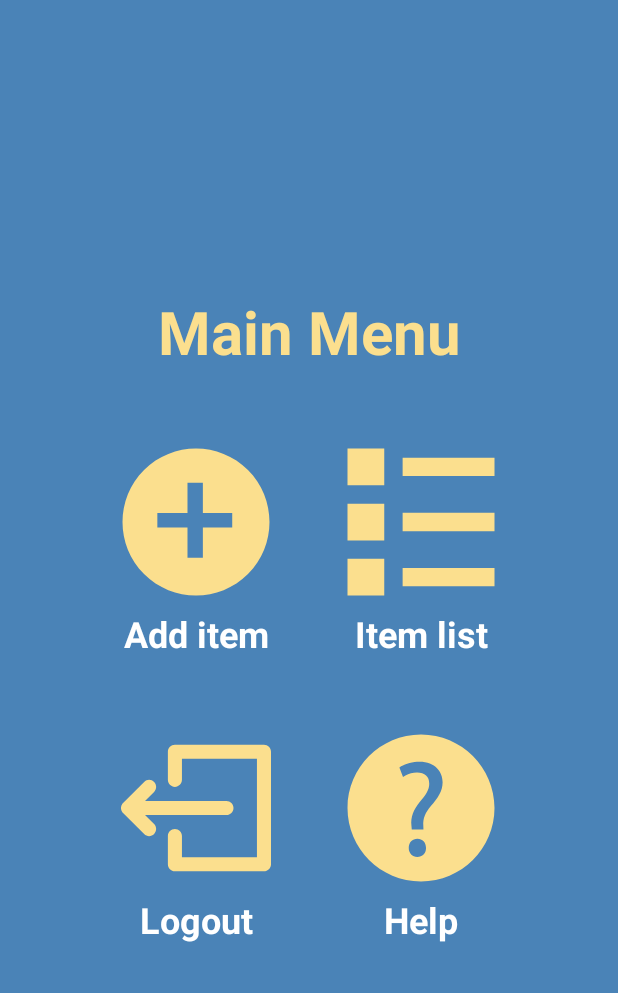
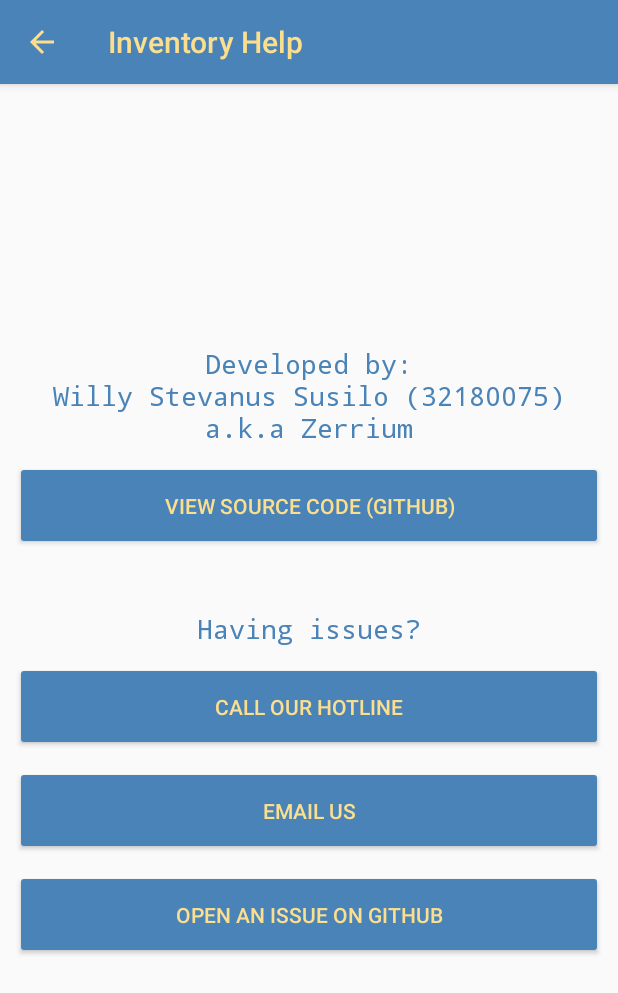
Before and after one commit to zerrium/Simple-Inventory-App, an Android app: the HomeActivity screen opened directly, with no data from a screen before it, after a tap on an icon or button, on a phone screen of 412 x 824 dp. Shown: the top 993 px of the screen. Run offline under Robolectric (Android 15) with nearby library versions, the phone set to English and light mode, and no system bars; Roboto replaces fonts that are not available here.

Commit message:
Added HelpActivity and fixed inconsistent theme (2)

```diff
--- /dev/null
+++ b/app/src/main/java/com/zerrium/uts/HelpActivity.java
@@ -0,0 +1,76 @@
+package com.zerrium.uts;
+
+import android.annotation.SuppressLint;
+import android.content.Intent;
+import android.net.Uri;
+import android.os.Bundle;
+import android.view.View;
+import android.widget.Button;
+import android.widget.Toast;
+
+import androidx.appcompat.app.AppCompatActivity;
+import androidx.appcompat.widget.Toolbar;
+
+public class HelpActivity extends AppCompatActivity implements View.OnClickListener{
+
+    private Button buttonGithub, buttonHotline, buttonEmail, buttonReport;
+
+    @Override
+    protected void onCreate(Bundle savedInstanceState) {
+        super.onCreate(savedInstanceState);
+        setContentView(R.layout.activity_help);
+        Toolbar toolbar = findViewById(R.id.toolbar1);
+        setSupportActionBar(toolbar);
+        toolbar.setNavigationIcon(R.drawable.ic_arrow_back);
+        toolbar.setNavigationOnClickListener(new View.OnClickListener() {
+            @Override
+            public void onClick(View view) {
+                finish();
+            }
+        });
+
+        buttonGithub = (Button) findViewById(R.id.buttonGithub);
+        buttonHotline = (Button) findViewById(R.id.buttonHotline);
+        buttonEmail = (Button) findViewById(R.id.buttonEmail);
+        buttonReport = (Button) findViewById(R.id.buttonReport);
+    }
+
+    @SuppressLint("ShowToast")
+    @Override
+    public void onClick(View view) {
+        switch (view.getId()){
+            case R.id.buttonGithub:
+                Intent h = new Intent(Intent.ACTION_VIEW);
+                h.setData(Uri.parse("https://github.com/zerrium/Simple-Inventory-App"));
+                startActivity(h);
+                break;
+
+            case R.id.buttonHotline:
+                String no = "081423532675";
+                Intent i = new Intent(Intent.ACTION_DIAL);
+                i.setData(Uri.fromParts("tel", no, null));
+                startActivity(i);
+                break;
+
+            case R.id.buttonEmail:
+                Intent j = new Intent(Intent.ACTION_SEND);
+                j.setType("text/plain");
+                j.putExtra(Intent.EXTRA_EMAIL, new String[]{"test@mail.com"});
+                j.putExtra(Intent.EXTRA_SUBJECT, "Inventory App - Help");
+                j.putExtra(Intent.EXTRA_TEXT, "Hello there, I have problem...");
+
+                try{
+                    startActivity(Intent.createChooser(j, "Choose..."));
+                } catch (Exception e) {
+                    Toast.makeText(HelpActivity.this, e.getMessage(), Toast.LENGTH_LONG);
+                }
+                break;
+
+            case R.id.buttonReport:
+                Intent k = new Intent(Intent.ACTION_VIEW);
+                k.setData(Uri.parse("https://github.com/zerrium/Simple-Inventory-App/issues"));
+                startActivity(k);
+                break;
+        }
+    }
+}
--- a/app/src/main/java/com/zerrium/uts/HomeActivity.java
+++ b/app/src/main/java/com/zerrium/uts/HomeActivity.java
@@ -141,7 +141,7 @@ public class HomeActivity extends AppCompatActivity implements View.OnClickListe
                 break;
 
             case R.id.buttonHelp:
-                //startActivity(new Intent(HomeActivity.this, HelpActivity.class));
+                startActivity(new Intent(HomeActivity.this, HelpActivity.class));
                 break;
         }
     }
--- a/app/src/main/java/com/zerrium/uts/ListActivity.java
+++ b/app/src/main/java/com/zerrium/uts/ListActivity.java
@@ -40,6 +40,13 @@ public class ListActivity extends AppCompatActivity {
         setContentView(R.layout.activity_list);
         Toolbar toolbar = findViewById(R.id.toolbar);
         setSupportActionBar(toolbar);
+        toolbar.setNavigationIcon(R.drawable.ic_arrow_back);
+        toolbar.setNavigationOnClickListener(new View.OnClickListener() {
+            @Override
+            public void onClick(View view) {
+                finish();
+            }
+        });
 
         sqlhelper = new SqliteHelper(getApplicationContext());
         recyclerView = (RecyclerView) findViewById(R.id.recyclerview1);
--- /dev/null
+++ b/app/src/main/res/drawable/ic_arrow_back.xml
@@ -0,0 +1,5 @@
+<vector android:height="24dp" android:tint="#FBDF8E"
+    android:viewportHeight="24" android:viewportWidth="24"
+    android:width="24dp" xmlns:android="http://schemas.android.com/apk/res/android">
+    <path android:fillColor="@android:color/white" android:pathData="M20,11H7.83l5.59,-5.59L12,4l-8,8 8,8 1.41,-1.41L7.83,13H20v-2z"/>
+</vector>
--- /dev/null
+++ b/app/src/main/res/layout-land/content_help.xml
@@ -0,0 +1,129 @@
+<?xml version="1.0" encoding="utf-8"?>
+<TableLayout xmlns:android="http://schemas.android.com/apk/res/android"
+    xmlns:app="http://schemas.android.com/apk/res-auto"
+    android:layout_width="match_parent"
+    android:layout_height="match_parent"
+    android:layout_gravity="center|center_horizontal|center_vertical"
+    android:stretchColumns="*"
+    android:gravity="center"
+    app:layout_behavior="@string/appbar_scrolling_view_behavior">
+
+    <Space
+        android:layout_width="match_parent"
+        android:layout_height="10dp" />
+
+    <TableRow
+        android:layout_width="match_parent"
+        android:layout_height="match_parent"
+        android:stretchColumns="*">
+
+        <LinearLayout
+            android:layout_width="match_parent"
+            android:layout_height="match_parent"
+            android:layout_gravity="center"
+            android:gravity="center"
+            android:orientation="vertical"
+            android:padding="20dp">
+
+            <TextView
+                android:id="@+id/textView8"
+                android:layout_width="match_parent"
+                android:layout_height="wrap_content"
+                android:fontFamily="monospace"
+                android:text="@string/developed_by_nwilly_stevanus_susilo_32180075_na_k_a_zerrium"
+                android:textAlignment="center"
+                android:textColor="@color/colorPrimary"
+                android:textSize="18sp" />
+
+            <LinearLayout
+                android:layout_width="wrap_content"
+                android:layout_height="wrap_content"
+                android:orientation="horizontal"
+                android:padding="10dp">
+
+                <Button
+                    android:id="@+id/buttonGithub"
+                    android:layout_width="match_parent"
+                    android:layout_height="wrap_content"
+                    android:backgroundTint="@color/colorPrimary"
+                    android:padding="20dp"
+                    android:text="@string/view_source_code_github"
+                    android:textColor="@color/colorAccent" />
+            </LinearLayout>
+        </LinearLayout>
+
+        <LinearLayout
+            android:layout_width="match_parent"
+            android:layout_height="match_parent"
+            android:layout_gravity="center"
+            android:gravity="center"
+            android:orientation="vertical"
+            android:padding="20dp">
+
+            <TextView
+                android:id="@+id/textView9"
+                android:layout_width="match_parent"
+                android:layout_height="wrap_content"
+                android:fontFamily="monospace"
+                android:text="@string/having_issues"
+                android:textAlignment="center"
+                android:textColor="@color/colorPrimary"
+                android:textSize="18sp" />
+
+            <LinearLayout
+                android:layout_width="match_parent"
+                android:layout_height="wrap_content"
+                android:orientation="horizontal"
+                android:padding="10dp">
+
+                <Button
+                    android:id="@+id/buttonHotline"
+                    android:layout_width="match_parent"
+                    android:layout_height="wrap_content"
+                    android:backgroundTint="@color/colorPrimary"
+                    android:padding="20dp"
+                    android:text="@string/call_our_hotline"
+                    android:textColor="@color/colorAccent" />
+            </LinearLayout>
+
+            <LinearLayout
+                android:layout_width="match_parent"
+                android:layout_height="wrap_content"
+                android:orientation="horizontal"
+                android:paddingStart="10dp"
+                android:paddingEnd="10dp">
+
+                <Button
+                    android:id="@+id/buttonEmail"
+                    android:layout_width="match_parent"
+                    android:layout_height="wrap_content"
+                    android:backgroundTint="@color/colorPrimary"
+                    android:padding="20dp"
+                    android:text="@string/email_us"
+                    android:textColor="@color/colorAccent" />
+            </LinearLayout>
+
+            <LinearLayout
+                android:layout_width="match_parent"
+                android:layout_height="wrap_content"
+                android:orientation="horizontal"
+                android:padding="10dp">
+
+                <Button
+                    android:id="@+id/buttonReport"
+                    android:layout_width="match_parent"
+                    android:layout_height="wrap_content"
+                    android:backgroundTint="@color/colorPrimary"
+                    android:padding="20dp"
+                    android:text="@string/open_issues_on_github"
+                    android:textColor="@color/colorAccent" />
+            </LinearLayout>
+        </LinearLayout>
+
+    </TableRow>
+
+    <Space
+        android:layout_width="match_parent"
+        android:layout_height="10dp" />
+
+</TableLayout>
--- /dev/null
+++ b/app/src/main/res/layout/activity_help.xml
@@ -0,0 +1,25 @@
+<?xml version="1.0" encoding="utf-8"?>
+<androidx.coordinatorlayout.widget.CoordinatorLayout xmlns:android="http://schemas.android.com/apk/res/android"
+    xmlns:app="http://schemas.android.com/apk/res-auto"
+    xmlns:tools="http://schemas.android.com/tools"
+    android:layout_width="match_parent"
+    android:layout_height="match_parent"
+    tools:context=".HelpActivity">
+
+    <com.google.android.material.appbar.AppBarLayout
+        android:layout_width="match_parent"
+        android:layout_height="wrap_content"
+        android:theme="@style/AppTheme.AppBarOverlay">
+
+        <androidx.appcompat.widget.Toolbar
+            android:id="@+id/toolbar1"
+            android:layout_width="match_parent"
+            android:layout_height="?attr/actionBarSize"
+            android:background="?attr/colorPrimary"
+            app:popupTheme="@style/AppTheme.PopupOverlay" />
+
+    </com.google.android.material.appbar.AppBarLayout>
+
+    <include layout="@layout/content_help" />
+
+</androidx.coordinatorlayout.widget.CoordinatorLayout>
--- /dev/null
+++ b/app/src/main/res/layout/content_help.xml
@@ -0,0 +1,108 @@
+<?xml version="1.0" encoding="utf-8"?>
+<LinearLayout xmlns:android="http://schemas.android.com/apk/res/android"
+    xmlns:app="http://schemas.android.com/apk/res-auto"
+    android:layout_width="match_parent"
+    android:layout_height="match_parent"
+    android:gravity="center"
+    android:orientation="vertical"
+    app:layout_behavior="@string/appbar_scrolling_view_behavior">
+
+    <Space
+        android:layout_width="match_parent"
+        android:layout_height="30dp" />
+
+    <TextView
+        android:id="@+id/textView8"
+        android:layout_width="match_parent"
+        android:layout_height="wrap_content"
+        android:fontFamily="monospace"
+        android:text="@string/developed_by_nwilly_stevanus_susilo_32180075_na_k_a_zerrium"
+        android:textAlignment="center"
+        android:textColor="@color/colorPrimary"
+        android:textSize="18sp" />
+
+    <LinearLayout
+        android:layout_width="match_parent"
+        android:layout_height="wrap_content"
+        android:padding="10dp"
+        android:orientation="horizontal">
+
+        <Button
+            android:id="@+id/buttonGithub"
+            android:layout_width="match_parent"
+            android:layout_height="wrap_content"
+            android:backgroundTint="@color/colorPrimary"
+            android:padding="20dp"
+            android:text="@string/view_source_code_github"
+            android:textColor="@color/colorAccent" />
+    </LinearLayout>
+
+    <Space
+        android:layout_width="match_parent"
+        android:layout_height="30dp" />
+
+    <TextView
+        android:id="@+id/textView9"
+        android:layout_width="match_parent"
+        android:layout_height="wrap_content"
+        android:fontFamily="monospace"
+        android:text="@string/having_issues"
+        android:textAlignment="center"
+        android:textColor="@color/colorPrimary"
+        android:textSize="18sp" />
+
+    <LinearLayout
+        android:layout_width="match_parent"
+        android:layout_height="wrap_content"
+        android:padding="10dp"
+        android:orientation="horizontal">
+
+        <Button
+            android:id="@+id/buttonHotline"
+            android:layout_width="match_parent"
+            android:layout_height="wrap_content"
+            android:backgroundTint="@color/colorPrimary"
+            android:text="@string/call_our_hotline"
+            android:padding="20dp"
+            android:textColor="@color/colorAccent" />
+    </LinearLayout>
+
+    <LinearLayout
+        android:layout_width="match_parent"
+        android:layout_height="wrap_content"
+        android:paddingStart="10dp"
+        android:paddingEnd="10dp"
+        android:orientation="horizontal">
+
+        <Button
+            android:id="@+id/buttonEmail"
+            android:layout_width="match_parent"
+            android:layout_height="wrap_content"
+            android:backgroundTint="@color/colorPrimary"
+            android:text="@string/email_us"
+            android:padding="20dp"
+            android:textColor="@color/colorAccent" />
+    </LinearLayout>
+
+    <LinearLayout
+        android:layout_width="match_parent"
+        android:layout_height="wrap_content"
+        android:padding="10dp"
+        android:orientation="horizontal">
+
+        <Button
+            android:id="@+id/buttonReport"
+            android:layout_width="match_parent"
+            android:layout_height="wrap_content"
+            android:backgroundTint="@color/colorPrimary"
+            android:text="@string/open_issues_on_github"
+            android:padding="20dp"
+            android:textColor="@color/colorAccent" />
+    </LinearLayout>
+
+    <Space
+        android:layout_width="match_parent"
+        android:layout_height="30dp" />
+
+
+</LinearLayout>
--- a/app/src/main/res/values/strings.xml
+++ b/app/src/main/res/values/strings.xml
@@ -14,4 +14,16 @@
     <string name="test">Test</string>
     <string name="name">Name</string>
     <string name="qty">QTY</string>
+    <string name="title_activity_help">Inventory Help</string>
+    <!-- Strings used for fragments for navigation -->
+    <string name="first_fragment_label">First Fragment</string>
+    <string name="second_fragment_label">Second Fragment</string>
+    <string name="next">Next</string>
+    <string name="previous">Previous</string>
+    <string name="developed_by_nwilly_stevanus_susilo_32180075_na_k_a_zerrium">Developed by:\nWilly Stevanus Susilo (32180075)\na.k.a Zerrium</string>
+    <string name="view_source_code_github">View source code (GitHub)</string>
+    <string name="having_issues">Having issues?</string>
+    <string name="call_our_hotline">Call our hotline</string>
+    <string name="email_us">Email us</string>
+    <string name="open_issues_on_github">Open an issue on GitHub</string>
 </resources>
--- a/app/src/main/res/values/styles.xml
+++ b/app/src/main/res/values/styles.xml
@@ -15,7 +15,9 @@
         <item name="windowNoTitle">true</item>
     </style>
 
-    <style name="DialogTheme" parent="Theme.AppCompat.Light.Dialog.Alert">
+    <style name="DialogTheme" parent="Theme.AppCompat.Dialog.Alert">
+        <item name="android:textColor">@color/colorAccent</item>
+        <item name="android:textColorPrimary">@color/colorAccent</item>
         <item name="colorPrimary">@color/colorPrimary</item>
         <item name="colorPrimaryDark">@color/colorPrimaryDark</item>
         <item name="colorAccent">@color/colorAccent</item>
@@ -24,11 +26,11 @@
     </style>
 
     <style name="AppTheme.AppBarOverlay" parent="ThemeOverlay.AppCompat.Dark.ActionBar">
-        <item name="android:textColorPrimary">#FFFFFF</item>
+        <item name="android:textColorPrimary">@color/colorAccent</item>
     </style>
 
     <style name="AppTheme.PopupOverlay" parent="ThemeOverlay.AppCompat.Light">
-        <item name="android:textColor">#FFFFFF</item>
+        <item name="android:textColor">@color/colorAccent</item>
     </style>
 
 </resources>
```
Also changed, not shown: app/src/main/AndroidManifest.xml (+12 -4 lines).
